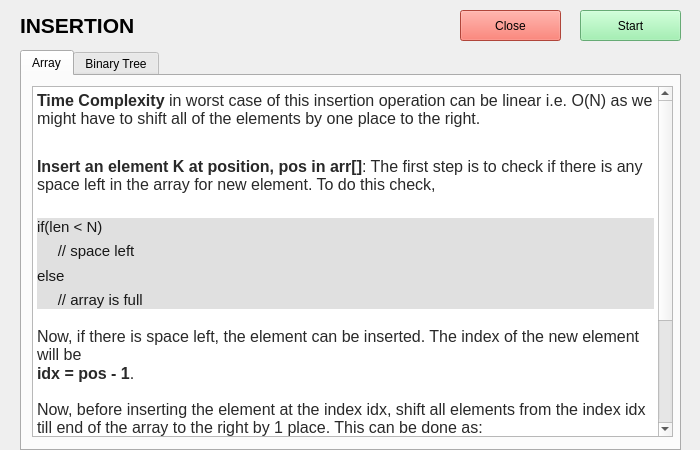
Old version of the form insertion/insertionwindow.ui in the repository gaganyadav80/AlgoPerform.
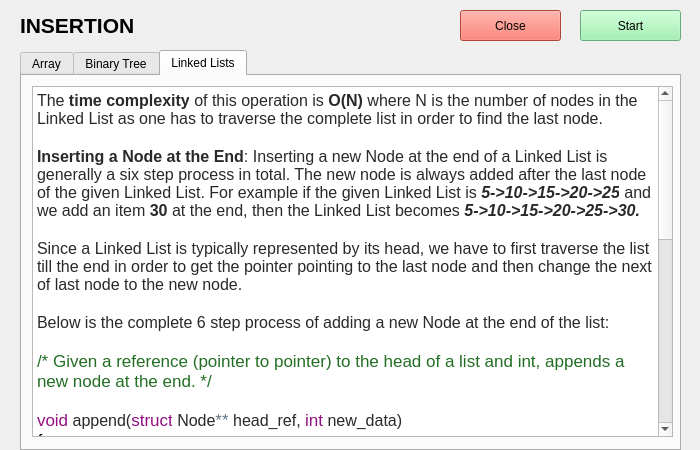
New version of the form. The open tabs and pages were chosen to show the change.

Patch:
```diff
--- a/insertion/insertionwindow.ui
+++ b/insertion/insertionwindow.ui
@@ -124,6 +124,67 @@
       </property>
      </widget>
     </widget>
+    <widget class="QWidget" name="tab_3">
+     <attribute name="title">
+      <string>Linked Lists</string>
+     </attribute>
+     <widget class="QTextBrowser" name="textBrowser_3">
+      <property name="geometry">
+       <rect>
+        <x>10</x>
+        <y>10</y>
+        <width>641</width>
+        <height>351</height>
+       </rect>
+      </property>
+      <property name="html">
+       <string>&lt;!DOCTYPE HTML PUBLIC &quot;-//W3C//DTD HTML 4.0//EN&quot; &quot;http://www.w3.org/TR/REC-html40/strict.dtd&quot;&gt;
+&lt;html&gt;&lt;head&gt;&lt;meta name=&quot;qrichtext&quot; content=&quot;1&quot; /&gt;&lt;style type=&quot;text/css&quot;&gt;
+p, li { white-space: pre-wrap; }
+&lt;/style&gt;&lt;/head&gt;&lt;body style=&quot; font-family:'Fira Sans Semi-Light'; font-size:10pt; font-weight:400; font-style:normal;&quot;&gt;
+&lt;p style=&quot; margin-top:0px; margin-bottom:0px; margin-left:0px; margin-right:0px; -qt-block-indent:0; text-indent:0px;&quot;&gt;&lt;span style=&quot; font-family:'Nunito','sans-serif'; font-size:16px; color:rgba(0,0,0,0.839216); background-color:#ffffff;&quot;&gt;The &lt;/span&gt;&lt;span style=&quot; font-family:'Nunito','sans-serif'; font-size:16px; font-weight:696; color:rgba(0,0,0,0.839216); background-color:#ffffff;&quot;&gt;time complexity&lt;/span&gt;&lt;span style=&quot; font-family:'Nunito','sans-serif'; font-size:16px; color:rgba(0,0,0,0.839216); background-color:#ffffff;&quot;&gt; of this operation is &lt;/span&gt;&lt;span style=&quot; font-family:'Nunito','sans-serif'; font-size:16px; font-weight:696; color:rgba(0,0,0,0.839216); background-color:#ffffff;&quot;&gt;O(N)&lt;/span&gt;&lt;span style=&quot; font-family:'Nunito','sans-serif'; font-size:16px; color:rgba(0,0,0,0.839216); background-color:#ffffff;&quot;&gt; where N is the number of nodes in the Linked List as one has to traverse the complete list in order to find the last node.&lt;/span&gt;&lt;/p&gt;
+&lt;p style=&quot;-qt-paragraph-type:empty; margin-top:0px; margin-bottom:0px; margin-left:0px; margin-right:0px; -qt-block-indent:0; text-indent:0px; font-family:'Nunito','sans-serif'; font-size:16px; font-weight:696; color:rgba(0,0,0,0.839216);&quot;&gt;&lt;br /&gt;&lt;/p&gt;
+&lt;p style=&quot; margin-top:0px; margin-bottom:0px; margin-left:0px; margin-right:0px; -qt-block-indent:0; text-indent:0px;&quot;&gt;&lt;span style=&quot; font-family:'Nunito','sans-serif'; font-size:16px; font-weight:696; color:rgba(0,0,0,0.839216); background-color:#ffffff;&quot;&gt;Inserting a Node at the End&lt;/span&gt;&lt;span style=&quot; font-family:'Nunito','sans-serif'; font-size:16px; color:rgba(0,0,0,0.839216); background-color:#ffffff;&quot;&gt;: Inserting a new Node at the end of a Linked List is generally a six step process in total. The new node is always added after the last node of the given Linked List. For example if the given Linked List is &lt;/span&gt;&lt;span style=&quot; font-family:'Nunito','sans-serif'; font-size:16px; font-weight:696; font-style:italic; color:rgba(0,0,0,0.839216); background-color:#ffffff;&quot;&gt;5-&amp;gt;10-&amp;gt;15-&amp;gt;20-&amp;gt;25&lt;/span&gt;&lt;span style=&quot; font-family:'Nunito','sans-serif'; font-size:16px; color:rgba(0,0,0,0.839216); background-color:#ffffff;&quot;&gt; and we add an item &lt;/span&gt;&lt;span style=&quot; font-family:'Nunito','sans-serif'; font-size:16px; font-weight:696; color:rgba(0,0,0,0.839216); background-color:#ffffff;&quot;&gt;30&lt;/span&gt;&lt;span style=&quot; font-family:'Nunito','sans-serif'; font-size:16px; color:rgba(0,0,0,0.839216); background-color:#ffffff;&quot;&gt; at the end, then the Linked List becomes &lt;/span&gt;&lt;span style=&quot; font-family:'Nunito','sans-serif'; font-size:16px; font-weight:696; font-style:italic; color:rgba(0,0,0,0.839216); background-color:#ffffff;&quot;&gt;5-&amp;gt;10-&amp;gt;15-&amp;gt;20-&amp;gt;25-&amp;gt;30.&lt;/span&gt;&lt;/p&gt;
+&lt;p style=&quot;-qt-paragraph-type:empty; margin-top:0px; margin-bottom:0px; margin-left:0px; margin-right:0px; -qt-block-indent:0; text-indent:0px; font-family:'Nunito','sans-serif'; font-size:16px; font-weight:696; font-style:italic; color:rgba(0,0,0,0.839216);&quot;&gt;&lt;br /&gt;&lt;/p&gt;
+&lt;p style=&quot; margin-top:0px; margin-bottom:0px; margin-left:0px; margin-right:0px; -qt-block-indent:0; text-indent:0px;&quot;&gt;&lt;span style=&quot; font-family:'Nunito','sans-serif'; font-size:16px; color:rgba(0,0,0,0.839216); background-color:#ffffff;&quot;&gt;Since a Linked List is typically represented by its head, we have to first traverse the list till the end in order to get the pointer pointing to the last node and then change the next of last node to the new node.&lt;/span&gt;&lt;/p&gt;
+&lt;p style=&quot;-qt-paragraph-type:empty; margin-top:0px; margin-bottom:0px; margin-left:0px; margin-right:0px; -qt-block-indent:0; text-indent:0px; font-family:'Nunito','sans-serif'; font-size:16px; color:rgba(0,0,0,0.839216);&quot;&gt;&lt;br /&gt;&lt;/p&gt;
+&lt;p style=&quot; margin-top:0px; margin-bottom:0px; margin-left:0px; margin-right:0px; -qt-block-indent:0; text-indent:0px;&quot;&gt;&lt;span style=&quot; font-family:'Nunito','sans-serif'; font-size:16px; color:rgba(0,0,0,0.839216); background-color:#ffffff;&quot;&gt;Below is the complete 6 step process of adding a new Node at the end of the list: &lt;/span&gt;&lt;/p&gt;
+&lt;p style=&quot;-qt-paragraph-type:empty; margin-top:0px; margin-bottom:0px; margin-left:0px; margin-right:0px; -qt-block-indent:0; text-indent:0px; font-family:'Nunito','sans-serif'; font-size:16px; color:rgba(0,0,0,0.839216); background-color:#ffffff;&quot;&gt;&lt;br /&gt;&lt;/p&gt;
+&lt;p style=&quot; margin-top:0px; margin-bottom:0px; margin-left:0px; margin-right:0px; -qt-block-indent:0; text-indent:0px;&quot;&gt;&lt;span style=&quot; font-family:'Monaco','Menlo','Ubuntu Mono','Consolas','source-code-pro','monospace'; font-size:17px; color:#236e24;&quot;&gt;/* Given a reference (pointer to pointer) to the head of a list and int, appends a new node at the end. */&lt;/span&gt;&lt;/p&gt;
+&lt;p style=&quot;-qt-paragraph-type:empty; margin-top:0px; margin-bottom:0px; margin-left:0px; margin-right:0px; -qt-block-indent:0; text-indent:0px; font-family:'Nunito','sans-serif'; font-size:16px; color:rgba(0,0,0,0.839216);&quot;&gt;&lt;br /&gt;&lt;/p&gt;
+&lt;p style=&quot; margin-top:0px; margin-bottom:0px; margin-left:0px; margin-right:0px; -qt-block-indent:0; text-indent:0px;&quot;&gt;&lt;span style=&quot; font-family:'Monaco','Menlo','Ubuntu Mono','Consolas','source-code-pro','monospace'; font-size:17px; color:#930f80;&quot;&gt;void&lt;/span&gt;&lt;span style=&quot; font-family:'Nunito','sans-serif'; font-size:16px; color:rgba(0,0,0,0.839216); background-color:#ffffff;&quot;&gt; append(&lt;/span&gt;&lt;span style=&quot; font-family:'Monaco','Menlo','Ubuntu Mono','Consolas','source-code-pro','monospace'; font-size:17px; color:#930f80;&quot;&gt;struct&lt;/span&gt;&lt;span style=&quot; font-family:'Nunito','sans-serif'; font-size:16px; color:rgba(0,0,0,0.839216); background-color:#ffffff;&quot;&gt; Node&lt;/span&gt;&lt;span style=&quot; font-family:'Monaco','Menlo','Ubuntu Mono','Consolas','source-code-pro','monospace'; font-size:17px; color:#687687;&quot;&gt;**&lt;/span&gt;&lt;span style=&quot; font-family:'Nunito','sans-serif'; font-size:16px; color:rgba(0,0,0,0.839216); background-color:#ffffff;&quot;&gt; head_ref, &lt;/span&gt;&lt;span style=&quot; font-family:'Monaco','Menlo','Ubuntu Mono','Consolas','source-code-pro','monospace'; font-size:17px; color:#930f80;&quot;&gt;int&lt;/span&gt;&lt;span style=&quot; font-family:'Nunito','sans-serif'; font-size:16px; color:rgba(0,0,0,0.839216); background-color:#ffffff;&quot;&gt; new_data)&lt;/span&gt;&lt;/p&gt;
+&lt;p style=&quot; margin-top:0px; margin-bottom:0px; margin-left:0px; margin-right:0px; -qt-block-indent:0; text-indent:0px; background-color:#ffffff;&quot;&gt;&lt;span style=&quot; font-family:'Monaco','Menlo','Ubuntu Mono','Consolas','source-code-pro','monospace'; font-size:17px; color:#000000;&quot;&gt;{ &lt;/span&gt;&lt;/p&gt;
+&lt;p style=&quot; margin-top:0px; margin-bottom:0px; margin-left:4px; margin-right:4px; -qt-block-indent:0; text-indent:0px;&quot;&gt;&lt;span style=&quot; font-family:'Monaco','Menlo','Ubuntu Mono','Consolas','source-code-pro','monospace'; font-size:17px; color:#000000;&quot;&gt;    &lt;/span&gt;&lt;span style=&quot; font-family:'Monaco','Menlo','Ubuntu Mono','Consolas','source-code-pro','monospace'; font-size:17px; color:#236e24;&quot;&gt;/* 1. allocate node */&lt;/span&gt;&lt;/p&gt;
+&lt;p style=&quot; margin-top:0px; margin-bottom:0px; margin-left:4px; margin-right:4px; -qt-block-indent:0; text-indent:0px;&quot;&gt;&lt;span style=&quot; font-family:'Monaco','Menlo','Ubuntu Mono','Consolas','source-code-pro','monospace'; font-size:17px; color:#000000;&quot;&gt;    Node&lt;/span&gt;&lt;span style=&quot; font-family:'Monaco','Menlo','Ubuntu Mono','Consolas','source-code-pro','monospace'; font-size:17px; color:#687687;&quot;&gt;*&lt;/span&gt;&lt;span style=&quot; font-family:'Monaco','Menlo','Ubuntu Mono','Consolas','source-code-pro','monospace'; font-size:17px; color:#000000;&quot;&gt; new_node &lt;/span&gt;&lt;span style=&quot; font-family:'Monaco','Menlo','Ubuntu Mono','Consolas','source-code-pro','monospace'; font-size:17px; color:#687687;&quot;&gt;=&lt;/span&gt;&lt;span style=&quot; font-family:'Monaco','Menlo','Ubuntu Mono','Consolas','source-code-pro','monospace'; font-size:17px; color:#000000;&quot;&gt; &lt;/span&gt;&lt;span style=&quot; font-family:'Monaco','Menlo','Ubuntu Mono','Consolas','source-code-pro','monospace'; font-size:17px; color:#930f80;&quot;&gt;new&lt;/span&gt;&lt;span style=&quot; font-family:'Monaco','Menlo','Ubuntu Mono','Consolas','source-code-pro','monospace'; font-size:17px; color:#000000;&quot;&gt; Node; &lt;/span&gt;&lt;/p&gt;
+&lt;p style=&quot; margin-top:0px; margin-bottom:0px; margin-left:4px; margin-right:4px; -qt-block-indent:0; text-indent:0px;&quot;&gt;&lt;span style=&quot; font-family:'Monaco','Menlo','Ubuntu Mono','Consolas','source-code-pro','monospace'; font-size:17px; color:#000000;&quot;&gt;  &lt;/span&gt;&lt;/p&gt;
+&lt;p style=&quot; margin-top:0px; margin-bottom:0px; margin-left:4px; margin-right:4px; -qt-block-indent:0; text-indent:0px;&quot;&gt;&lt;span style=&quot; font-family:'Monaco','Menlo','Ubuntu Mono','Consolas','source-code-pro','monospace'; font-size:17px; color:#000000;&quot;&gt;    &lt;/span&gt;&lt;span style=&quot; font-family:'Monaco','Menlo','Ubuntu Mono','Consolas','source-code-pro','monospace'; font-size:17px; color:#930f80;&quot;&gt;struct&lt;/span&gt;&lt;span style=&quot; font-family:'Monaco','Menlo','Ubuntu Mono','Consolas','source-code-pro','monospace'; font-size:17px; color:#000000;&quot;&gt; Node &lt;/span&gt;&lt;span style=&quot; font-family:'Monaco','Menlo','Ubuntu Mono','Consolas','source-code-pro','monospace'; font-size:17px; color:#687687;&quot;&gt;*&lt;/span&gt;&lt;span style=&quot; font-family:'Monaco','Menlo','Ubuntu Mono','Consolas','source-code-pro','monospace'; font-size:17px; color:#000000;&quot;&gt;last &lt;/span&gt;&lt;span style=&quot; font-family:'Monaco','Menlo','Ubuntu Mono','Consolas','source-code-pro','monospace'; font-size:17px; color:#687687;&quot;&gt;=&lt;/span&gt;&lt;span style=&quot; font-family:'Monaco','Menlo','Ubuntu Mono','Consolas','source-code-pro','monospace'; font-size:17px; color:#000000;&quot;&gt; &lt;/span&gt;&lt;span style=&quot; font-family:'Monaco','Menlo','Ubuntu Mono','Consolas','source-code-pro','monospace'; font-size:17px; color:#687687;&quot;&gt;*&lt;/span&gt;&lt;span style=&quot; font-family:'Monaco','Menlo','Ubuntu Mono','Consolas','source-code-pro','monospace'; font-size:17px; color:#000000;&quot;&gt;head_ref;  &lt;/span&gt;&lt;span style=&quot; font-family:'Monaco','Menlo','Ubuntu Mono','Consolas','source-code-pro','monospace'; font-size:17px; color:#236e24;&quot;&gt;/* used in step 5*/&lt;/span&gt;&lt;/p&gt;
+&lt;p style=&quot; margin-top:0px; margin-bottom:0px; margin-left:4px; margin-right:4px; -qt-block-indent:0; text-indent:0px;&quot;&gt;&lt;span style=&quot; font-family:'Monaco','Menlo','Ubuntu Mono','Consolas','source-code-pro','monospace'; font-size:17px; color:#000000;&quot;&gt;   &lt;/span&gt;&lt;/p&gt;
+&lt;p style=&quot; margin-top:0px; margin-bottom:0px; margin-left:4px; margin-right:4px; -qt-block-indent:0; text-indent:0px;&quot;&gt;&lt;span style=&quot; font-family:'Monaco','Menlo','Ubuntu Mono','Consolas','source-code-pro','monospace'; font-size:17px; color:#000000;&quot;&gt;    &lt;/span&gt;&lt;span style=&quot; font-family:'Monaco','Menlo','Ubuntu Mono','Consolas','source-code-pro','monospace'; font-size:17px; color:#236e24;&quot;&gt;/* 2. put in the data  */&lt;/span&gt;&lt;/p&gt;
+&lt;p style=&quot; margin-top:0px; margin-bottom:0px; margin-left:4px; margin-right:4px; -qt-block-indent:0; text-indent:0px;&quot;&gt;&lt;span style=&quot; font-family:'Monaco','Menlo','Ubuntu Mono','Consolas','source-code-pro','monospace'; font-size:17px; color:#000000;&quot;&gt;    new_node&lt;/span&gt;&lt;span style=&quot; font-family:'Monaco','Menlo','Ubuntu Mono','Consolas','source-code-pro','monospace'; font-size:17px; color:#687687;&quot;&gt;-&amp;gt;&lt;/span&gt;&lt;span style=&quot; font-family:'Monaco','Menlo','Ubuntu Mono','Consolas','source-code-pro','monospace'; font-size:17px; color:#000000;&quot;&gt;data  &lt;/span&gt;&lt;span style=&quot; font-family:'Monaco','Menlo','Ubuntu Mono','Consolas','source-code-pro','monospace'; font-size:17px; color:#687687;&quot;&gt;=&lt;/span&gt;&lt;span style=&quot; font-family:'Monaco','Menlo','Ubuntu Mono','Consolas','source-code-pro','monospace'; font-size:17px; color:#000000;&quot;&gt; new_data; &lt;/span&gt;&lt;/p&gt;
+&lt;p style=&quot; margin-top:0px; margin-bottom:0px; margin-left:4px; margin-right:4px; -qt-block-indent:0; text-indent:0px;&quot;&gt;&lt;span style=&quot; font-family:'Monaco','Menlo','Ubuntu Mono','Consolas','source-code-pro','monospace'; font-size:17px; color:#000000;&quot;&gt;  &lt;/span&gt;&lt;/p&gt;
+&lt;p style=&quot; margin-top:0px; margin-bottom:0px; margin-left:4px; margin-right:4px; -qt-block-indent:0; text-indent:0px;&quot;&gt;&lt;span style=&quot; font-family:'Monaco','Menlo','Ubuntu Mono','Consolas','source-code-pro','monospace'; font-size:17px; color:#000000;&quot;&gt;    &lt;/span&gt;&lt;span style=&quot; font-family:'Monaco','Menlo','Ubuntu Mono','Consolas','source-code-pro','monospace'; font-size:17px; color:#236e24;&quot;&gt;/* 3. This new node is going to be the last node,  &lt;/span&gt;&lt;/p&gt;
+&lt;p style=&quot; margin-top:0px; margin-bottom:0px; margin-left:4px; margin-right:4px; -qt-block-indent:0; text-indent:0px;&quot;&gt;&lt;span style=&quot; font-family:'Monaco','Menlo','Ubuntu Mono','Consolas','source-code-pro','monospace'; font-size:17px; color:#236e24;&quot;&gt;          so make next of it as NULL*/&lt;/span&gt;&lt;/p&gt;
+&lt;p style=&quot; margin-top:0px; margin-bottom:0px; margin-left:4px; margin-right:4px; -qt-block-indent:0; text-indent:0px;&quot;&gt;&lt;span style=&quot; font-family:'Monaco','Menlo','Ubuntu Mono','Consolas','source-code-pro','monospace'; font-size:17px; color:#000000;&quot;&gt;    new_node&lt;/span&gt;&lt;span style=&quot; font-family:'Monaco','Menlo','Ubuntu Mono','Consolas','source-code-pro','monospace'; font-size:17px; color:#687687;&quot;&gt;-&amp;gt;&lt;/span&gt;&lt;span style=&quot; font-family:'Monaco','Menlo','Ubuntu Mono','Consolas','source-code-pro','monospace'; font-size:17px; color:#000000;&quot;&gt;next &lt;/span&gt;&lt;span style=&quot; font-family:'Monaco','Menlo','Ubuntu Mono','Consolas','source-code-pro','monospace'; font-size:17px; color:#687687;&quot;&gt;=&lt;/span&gt;&lt;span style=&quot; font-family:'Monaco','Menlo','Ubuntu Mono','Consolas','source-code-pro','monospace'; font-size:17px; color:#000000;&quot;&gt; &lt;/span&gt;&lt;span style=&quot; font-family:'Monaco','Menlo','Ubuntu Mono','Consolas','source-code-pro','monospace'; font-size:17px; color:#585cf6;&quot;&gt;NULL&lt;/span&gt;&lt;span style=&quot; font-family:'Monaco','Menlo','Ubuntu Mono','Consolas','source-code-pro','monospace'; font-size:17px; color:#000000;&quot;&gt;; &lt;/span&gt;&lt;/p&gt;
+&lt;p style=&quot; margin-top:0px; margin-bottom:0px; margin-left:4px; margin-right:4px; -qt-block-indent:0; text-indent:0px;&quot;&gt;&lt;span style=&quot; font-family:'Monaco','Menlo','Ubuntu Mono','Consolas','source-code-pro','monospace'; font-size:17px; color:#000000;&quot;&gt;  &lt;/span&gt;&lt;/p&gt;
+&lt;p style=&quot; margin-top:0px; margin-bottom:0px; margin-left:4px; margin-right:4px; -qt-block-indent:0; text-indent:0px;&quot;&gt;&lt;span style=&quot; font-family:'Monaco','Menlo','Ubuntu Mono','Consolas','source-code-pro','monospace'; font-size:17px; color:#000000;&quot;&gt;    &lt;/span&gt;&lt;span style=&quot; font-family:'Monaco','Menlo','Ubuntu Mono','Consolas','source-code-pro','monospace'; font-size:17px; color:#236e24;&quot;&gt;/* 4. If the Linked List is empty, then make &lt;/span&gt;&lt;/p&gt;
+&lt;p style=&quot; margin-top:0px; margin-bottom:0px; margin-left:4px; margin-right:4px; -qt-block-indent:0; text-indent:0px;&quot;&gt;&lt;span style=&quot; font-family:'Monaco','Menlo','Ubuntu Mono','Consolas','source-code-pro','monospace'; font-size:17px; color:#236e24;&quot;&gt;         the new node as head */&lt;/span&gt;&lt;/p&gt;
+&lt;p style=&quot; margin-top:0px; margin-bottom:0px; margin-left:4px; margin-right:4px; -qt-block-indent:0; text-indent:0px;&quot;&gt;&lt;span style=&quot; font-family:'Monaco','Menlo','Ubuntu Mono','Consolas','source-code-pro','monospace'; font-size:17px; color:#000000;&quot;&gt;    &lt;/span&gt;&lt;span style=&quot; font-family:'Monaco','Menlo','Ubuntu Mono','Consolas','source-code-pro','monospace'; font-size:17px; color:#930f80;&quot;&gt;if&lt;/span&gt;&lt;span style=&quot; font-family:'Monaco','Menlo','Ubuntu Mono','Consolas','source-code-pro','monospace'; font-size:17px; color:#000000;&quot;&gt; (&lt;/span&gt;&lt;span style=&quot; font-family:'Monaco','Menlo','Ubuntu Mono','Consolas','source-code-pro','monospace'; font-size:17px; color:#687687;&quot;&gt;*&lt;/span&gt;&lt;span style=&quot; font-family:'Monaco','Menlo','Ubuntu Mono','Consolas','source-code-pro','monospace'; font-size:17px; color:#000000;&quot;&gt;head_ref &lt;/span&gt;&lt;span style=&quot; font-family:'Monaco','Menlo','Ubuntu Mono','Consolas','source-code-pro','monospace'; font-size:17px; color:#687687;&quot;&gt;==&lt;/span&gt;&lt;span style=&quot; font-family:'Monaco','Menlo','Ubuntu Mono','Consolas','source-code-pro','monospace'; font-size:17px; color:#000000;&quot;&gt; &lt;/span&gt;&lt;span style=&quot; font-family:'Monaco','Menlo','Ubuntu Mono','Consolas','source-code-pro','monospace'; font-size:17px; color:#585cf6;&quot;&gt;NULL&lt;/span&gt;&lt;span style=&quot; font-family:'Monaco','Menlo','Ubuntu Mono','Consolas','source-code-pro','monospace'; font-size:17px; color:#000000;&quot;&gt;) &lt;/span&gt;&lt;/p&gt;
+&lt;p style=&quot; margin-top:0px; margin-bottom:0px; margin-left:4px; margin-right:4px; -qt-block-indent:0; text-indent:0px;&quot;&gt;&lt;span style=&quot; font-family:'Monaco','Menlo','Ubuntu Mono','Consolas','source-code-pro','monospace'; font-size:17px; color:#000000;&quot;&gt;    { &lt;/span&gt;&lt;/p&gt;
+&lt;p style=&quot; margin-top:0px; margin-bottom:0px; margin-left:4px; margin-right:4px; -qt-block-indent:0; text-indent:0px;&quot;&gt;&lt;span style=&quot; font-family:'Monaco','Menlo','Ubuntu Mono','Consolas','source-code-pro','monospace'; font-size:17px; color:#000000;&quot;&gt;       &lt;/span&gt;&lt;span style=&quot; font-family:'Monaco','Menlo','Ubuntu Mono','Consolas','source-code-pro','monospace'; font-size:17px; color:#687687;&quot;&gt;*&lt;/span&gt;&lt;span style=&quot; font-family:'Monaco','Menlo','Ubuntu Mono','Consolas','source-code-pro','monospace'; font-size:17px; color:#000000;&quot;&gt;head_ref &lt;/span&gt;&lt;span style=&quot; font-family:'Monaco','Menlo','Ubuntu Mono','Consolas','source-code-pro','monospace'; font-size:17px; color:#687687;&quot;&gt;=&lt;/span&gt;&lt;span style=&quot; font-family:'Monaco','Menlo','Ubuntu Mono','Consolas','source-code-pro','monospace'; font-size:17px; color:#000000;&quot;&gt; new_node; &lt;/span&gt;&lt;/p&gt;
+&lt;p style=&quot; margin-top:0px; margin-bottom:0px; margin-left:4px; margin-right:4px; -qt-block-indent:0; text-indent:0px;&quot;&gt;&lt;span style=&quot; font-family:'Monaco','Menlo','Ubuntu Mono','Consolas','source-code-pro','monospace'; font-size:17px; color:#000000;&quot;&gt;       &lt;/span&gt;&lt;span style=&quot; font-family:'Monaco','Menlo','Ubuntu Mono','Consolas','source-code-pro','monospace'; font-size:17px; color:#930f80;&quot;&gt;return&lt;/span&gt;&lt;span style=&quot; font-family:'Monaco','Menlo','Ubuntu Mono','Consolas','source-code-pro','monospace'; font-size:17px; color:#000000;&quot;&gt;; &lt;/span&gt;&lt;/p&gt;
+&lt;p style=&quot; margin-top:0px; margin-bottom:0px; margin-left:4px; margin-right:4px; -qt-block-indent:0; text-indent:0px;&quot;&gt;&lt;span style=&quot; font-family:'Monaco','Menlo','Ubuntu Mono','Consolas','source-code-pro','monospace'; font-size:17px; color:#000000;&quot;&gt;    }&lt;/span&gt;&lt;/p&gt;
+&lt;p style=&quot; margin-top:0px; margin-bottom:0px; margin-left:4px; margin-right:4px; -qt-block-indent:0; text-indent:0px;&quot;&gt;&lt;span style=&quot; font-family:'Monaco','Menlo','Ubuntu Mono','Consolas','source-code-pro','monospace'; font-size:17px; color:#000000;&quot;&gt;   &lt;/span&gt;&lt;/p&gt;
+&lt;p style=&quot; margin-top:0px; margin-bottom:0px; margin-left:4px; margin-right:4px; -qt-block-indent:0; text-indent:0px;&quot;&gt;&lt;span style=&quot; font-family:'Monaco','Menlo','Ubuntu Mono','Consolas','source-code-pro','monospace'; font-size:17px; color:#000000;&quot;&gt;    &lt;/span&gt;&lt;span style=&quot; font-family:'Monaco','Menlo','Ubuntu Mono','Consolas','source-code-pro','monospace'; font-size:17px; color:#236e24;&quot;&gt;/* 5. Else traverse till the last node */&lt;/span&gt;&lt;/p&gt;
+&lt;p style=&quot; margin-top:0px; margin-bottom:0px; margin-left:4px; margin-right:4px; -qt-block-indent:0; text-indent:0px;&quot;&gt;&lt;span style=&quot; font-family:'Monaco','Menlo','Ubuntu Mono','Consolas','source-code-pro','monospace'; font-size:17px; color:#000000;&quot;&gt;    &lt;/span&gt;&lt;span style=&quot; font-family:'Monaco','Menlo','Ubuntu Mono','Consolas','source-code-pro','monospace'; font-size:17px; color:#930f80;&quot;&gt;while&lt;/span&gt;&lt;span style=&quot; font-family:'Monaco','Menlo','Ubuntu Mono','Consolas','source-code-pro','monospace'; font-size:17px; color:#000000;&quot;&gt; (last&lt;/span&gt;&lt;span style=&quot; font-family:'Monaco','Menlo','Ubuntu Mono','Consolas','source-code-pro','monospace'; font-size:17px; color:#687687;&quot;&gt;-&amp;gt;&lt;/span&gt;&lt;span style=&quot; font-family:'Monaco','Menlo','Ubuntu Mono','Consolas','source-code-pro','monospace'; font-size:17px; color:#000000;&quot;&gt;next &lt;/span&gt;&lt;span style=&quot; font-family:'Monaco','Menlo','Ubuntu Mono','Consolas','source-code-pro','monospace'; font-size:17px; color:#687687;&quot;&gt;!=&lt;/span&gt;&lt;span style=&quot; font-family:'Monaco','Menlo','Ubuntu Mono','Consolas','source-code-pro','monospace'; font-size:17px; color:#000000;&quot;&gt; &lt;/span&gt;&lt;span style=&quot; font-family:'Monaco','Menlo','Ubuntu Mono','Consolas','source-code-pro','monospace'; font-size:17px; color:#585cf6;&quot;&gt;NULL&lt;/span&gt;&lt;span style=&quot; font-family:'Monaco','Menlo','Ubuntu Mono','Consolas','source-code-pro','monospace'; font-size:17px; color:#000000;&quot;&gt;) &lt;/span&gt;&lt;/p&gt;
+&lt;p style=&quot; margin-top:0px; margin-bottom:0px; margin-left:4px; margin-right:4px; -qt-block-indent:0; text-indent:0px;&quot;&gt;&lt;span style=&quot; font-family:'Monaco','Menlo','Ubuntu Mono','Consolas','source-code-pro','monospace'; font-size:17px; color:#000000;&quot;&gt;        last &lt;/span&gt;&lt;span style=&quot; font-family:'Monaco','Menlo','Ubuntu Mono','Consolas','source-code-pro','monospace'; font-size:17px; color:#687687;&quot;&gt;=&lt;/span&gt;&lt;span style=&quot; font-family:'Monaco','Menlo','Ubuntu Mono','Consolas','source-code-pro','monospace'; font-size:17px; color:#000000;&quot;&gt; last&lt;/span&gt;&lt;span style=&quot; font-family:'Monaco','Menlo','Ubuntu Mono','Consolas','source-code-pro','monospace'; font-size:17px; color:#687687;&quot;&gt;-&amp;gt;&lt;/span&gt;&lt;span style=&quot; font-family:'Monaco','Menlo','Ubuntu Mono','Consolas','source-code-pro','monospace'; font-size:17px; color:#000000;&quot;&gt;next; &lt;/span&gt;&lt;/p&gt;
+&lt;p style=&quot; margin-top:0px; margin-bottom:0px; margin-left:4px; margin-right:4px; -qt-block-indent:0; text-indent:0px;&quot;&gt;&lt;span style=&quot; font-family:'Monaco','Menlo','Ubuntu Mono','Consolas','source-code-pro','monospace'; font-size:17px; color:#000000;&quot;&gt;   &lt;/span&gt;&lt;/p&gt;
+&lt;p style=&quot; margin-top:0px; margin-bottom:0px; margin-left:4px; margin-right:4px; -qt-block-indent:0; text-indent:0px;&quot;&gt;&lt;span style=&quot; font-family:'Monaco','Menlo','Ubuntu Mono','Consolas','source-code-pro','monospace'; font-size:17px; color:#000000;&quot;&gt;    &lt;/span&gt;&lt;span style=&quot; font-family:'Monaco','Menlo','Ubuntu Mono','Consolas','source-code-pro','monospace'; font-size:17px; color:#236e24;&quot;&gt;/* 6. Change the next of last node */&lt;/span&gt;&lt;/p&gt;
+&lt;p style=&quot; margin-top:0px; margin-bottom:0px; margin-left:4px; margin-right:4px; -qt-block-indent:0; text-indent:0px;&quot;&gt;&lt;span style=&quot; font-family:'Monaco','Menlo','Ubuntu Mono','Consolas','source-code-pro','monospace'; font-size:17px; color:#000000;&quot;&gt;    last&lt;/span&gt;&lt;span style=&quot; font-family:'Monaco','Menlo','Ubuntu Mono','Consolas','source-code-pro','monospace'; font-size:17px; color:#687687;&quot;&gt;-&amp;gt;&lt;/span&gt;&lt;span style=&quot; font-family:'Monaco','Menlo','Ubuntu Mono','Consolas','source-code-pro','monospace'; font-size:17px; color:#000000;&quot;&gt;next &lt;/span&gt;&lt;span style=&quot; font-family:'Monaco','Menlo','Ubuntu Mono','Consolas','source-code-pro','monospace'; font-size:17px; color:#687687;&quot;&gt;=&lt;/span&gt;&lt;span style=&quot; font-family:'Monaco','Menlo','Ubuntu Mono','Consolas','source-code-pro','monospace'; font-size:17px; color:#000000;&quot;&gt; new_node; &lt;/span&gt;&lt;/p&gt;
+&lt;p style=&quot; margin-top:0px; margin-bottom:0px; margin-left:4px; margin-right:4px; -qt-block-indent:0; text-indent:0px;&quot;&gt;&lt;span style=&quot; font-family:'Monaco','Menlo','Ubuntu Mono','Consolas','source-code-pro','monospace'; font-size:17px; color:#000000;&quot;&gt;    &lt;/span&gt;&lt;span style=&quot; font-family:'Monaco','Menlo','Ubuntu Mono','Consolas','source-code-pro','monospace'; font-size:17px; color:#930f80;&quot;&gt;return&lt;/span&gt;&lt;span style=&quot; font-family:'Monaco','Menlo','Ubuntu Mono','Consolas','source-code-pro','monospace'; font-size:17px; color:#000000;&quot;&gt;;     &lt;/span&gt;&lt;/p&gt;
+&lt;p style=&quot; margin-top:0px; margin-bottom:0px; margin-left:4px; margin-right:4px; -qt-block-indent:0; text-indent:0px;&quot;&gt;&lt;span style=&quot; font-family:'Monaco','Menlo','Ubuntu Mono','Consolas','source-code-pro','monospace'; font-size:17px; color:#000000;&quot;&gt;}&lt;/span&gt;&lt;/p&gt;&lt;/body&gt;&lt;/html&gt;</string>
+      </property>
+     </widget>
+    </widget>
    </widget>
    <widget class="QPushButton" name="startButton">
     <property name="geometry">
```
